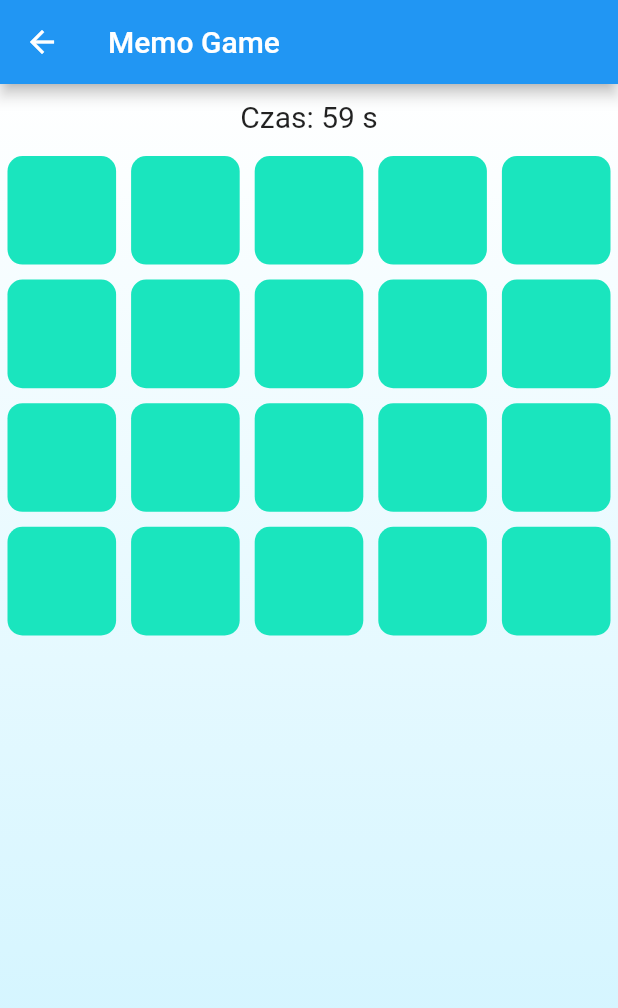
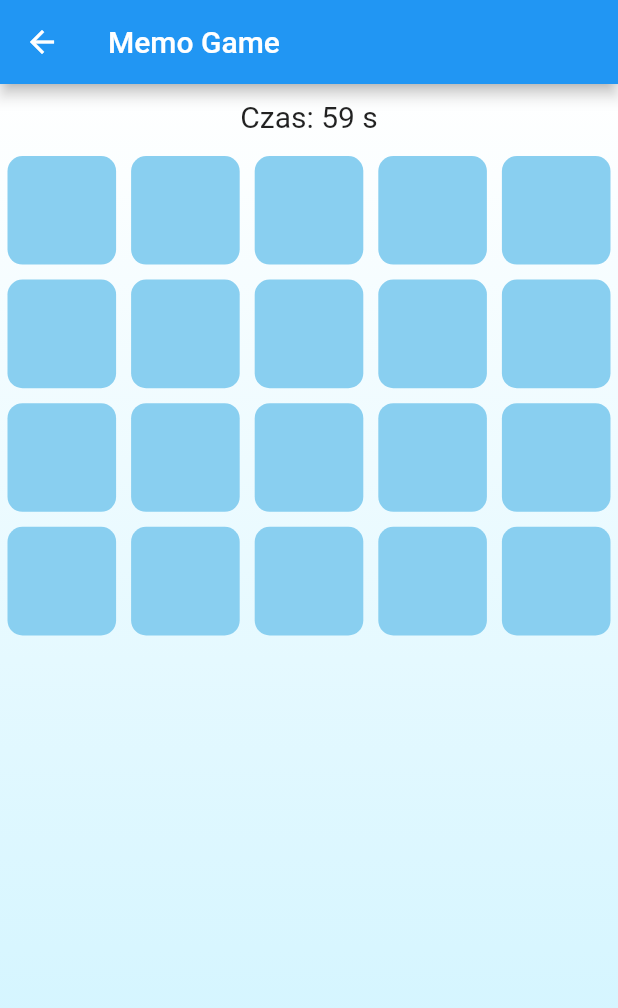
Before and after one commit to Adryan-21/mobile, a Flutter app: the screen it shows after launch, after a tap on "START", on a phone screen of 412 x 824 dp. Shown: the top 1008 px of the screen. Run offline on Flutter 3.47's test engine with Material 2 defaults, Android fonts, the phone set to English and light mode, and no system bars; our stand-ins replace faker.

Commit message:
colors, logo

```diff
--- a/lib/pages/game_page.dart
+++ b/lib/pages/game_page.dart
@@ -196,7 +196,7 @@ class _GamePageState extends State<GamePage>
         child: Container(
           margin: EdgeInsets.all(5),
           decoration: BoxDecoration(
-            color: itemVisibility[index] ? Color(0xFF1AE5BE) : Colors.grey[300],
+            color: itemVisibility[index] ? Color(0xFF89cff0 ) : Colors.grey[300],
             borderRadius: BorderRadius.circular(10),
           ),
           child: Center(
--- a/lib/pages/home_page.dart
+++ b/lib/pages/home_page.dart
@@ -55,7 +55,7 @@ class _HomePageState extends State<HomePage> {
                   shape: RoundedRectangleBorder(
                     borderRadius: BorderRadius.circular(30),
                   ),
-                  primary: Color(0xFF1ae5be),
+                  primary: Color(0xFFf4c2c2),
                   elevation: 5,
                 ),
                 child: Text(
@@ -76,11 +76,11 @@ class _HomePageState extends State<HomePage> {
                   shape: RoundedRectangleBorder(
                     borderRadius: BorderRadius.circular(30),
                   ),
-                  primary: Color(0xFF1ae5be),
+                  primary: Color(0xFFf4c2c2),
                   elevation: 5,
                 ),
                 child: Text(
-                  'Ranking',
+                  'RANKING',
                   style: TextStyle(fontSize: 16),
                 ),
               ),
@@ -97,7 +97,7 @@ class _HomePageState extends State<HomePage> {
                   shape: RoundedRectangleBorder(
                     borderRadius: BorderRadius.circular(30),
                   ),
-                  primary: Color(0xFF1ae5be),
+                  primary: Color(0xFFf4c2c2),
                   elevation: 5,
                 ),
                 child: Text(
@@ -113,7 +113,7 @@ class _HomePageState extends State<HomePage> {
                   shape: RoundedRectangleBorder(
                     borderRadius: BorderRadius.circular(30),
                   ),
-                  primary: Color(0xFF1ae5be),
+                  primary: Color(0xFFf4c2c2),
                   elevation: 5,
                 ),
                 child: Text(
```
Also changed, not shown: lib/pages/rank_page.dart (+10 -7 lines), assets/logo.png.
